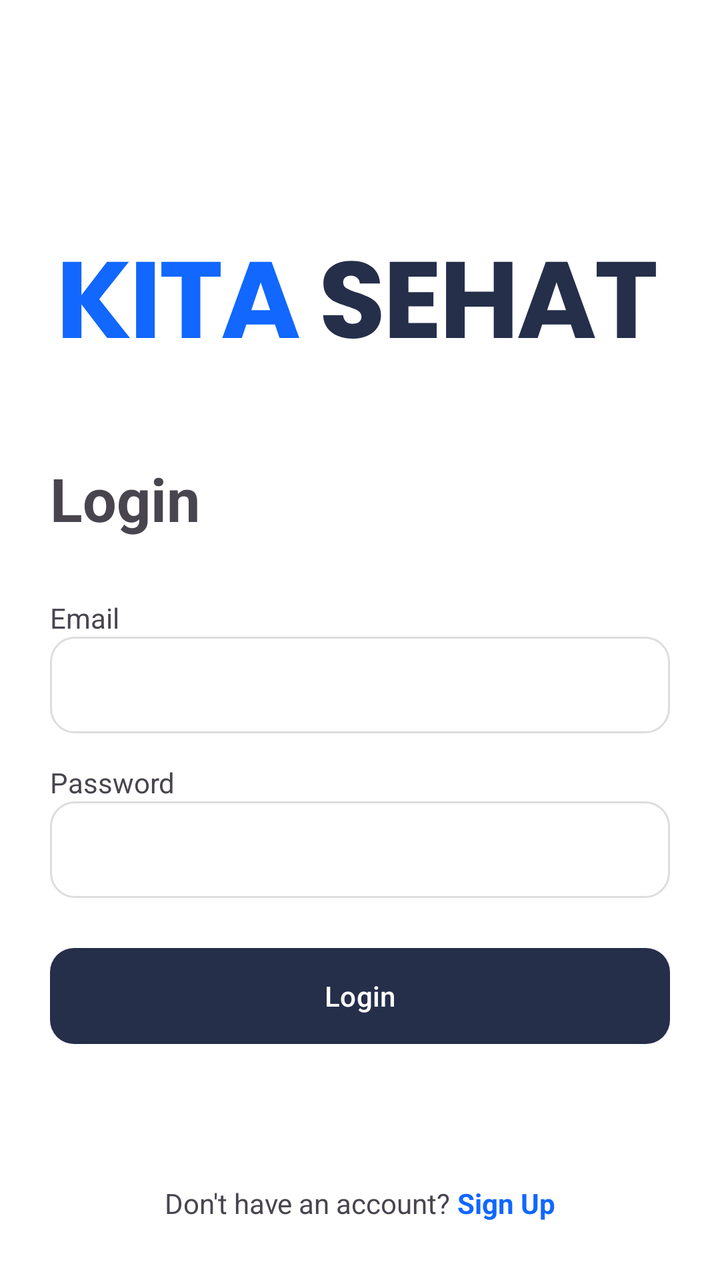
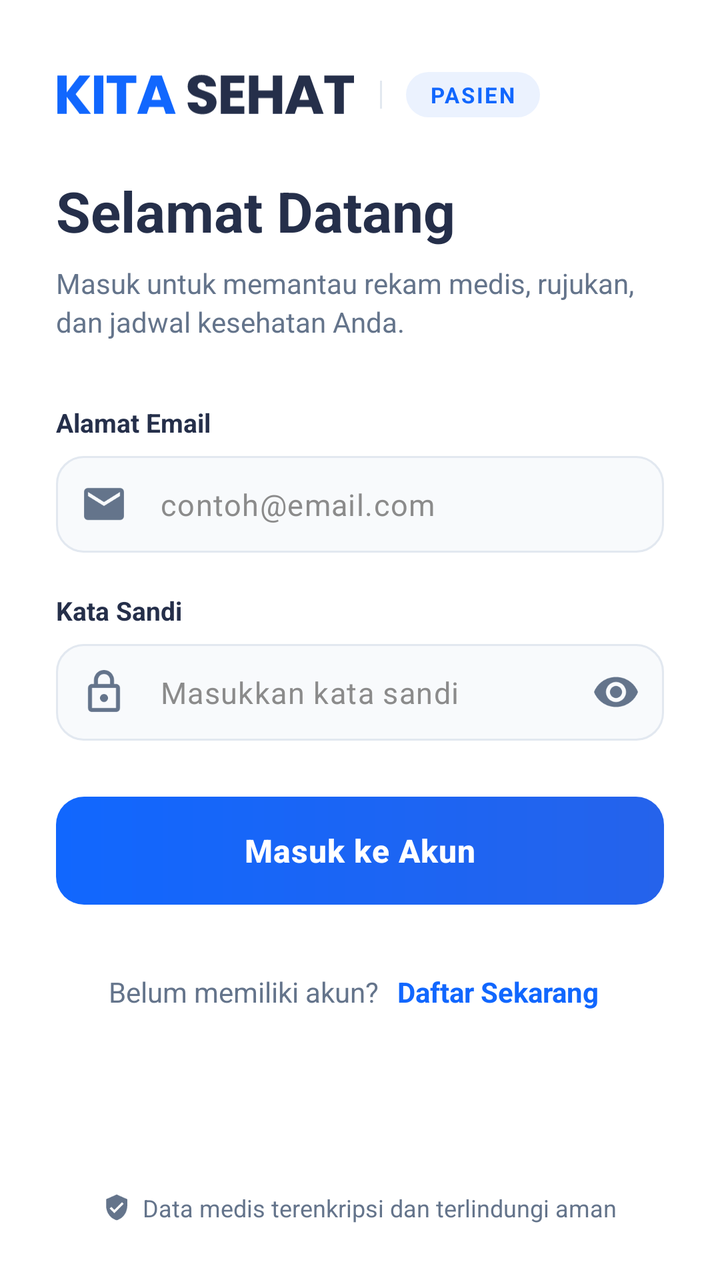

The first picture is an Android layout as it rendered before a commit; the second is the same layout after the commit. The layout source and the unified diff follow.
<!-- AndroidManifest.xml: application theme Theme.PatientMobileApp -->
<!-- res/layout/activity_login.xml -->
<?xml version="1.0" encoding="utf-8"?>
<androidx.constraintlayout.widget.ConstraintLayout xmlns:android="http://schemas.android.com/apk/res/android"
    xmlns:app="http://schemas.android.com/apk/res-auto"
    xmlns:tools="http://schemas.android.com/tools"
    android:id="@+id/main"
    android:layout_width="match_parent"
    android:layout_height="match_parent"
    android:background="@color/white"
    android:padding="25dp"
    tools:context=".LoginActivity">

    <ImageView
        android:layout_marginTop="50dp"
        android:id="@+id/imageView2"
        android:layout_width="300dp"
        android:layout_height="150dp"
        android:src="@drawable/kita_sehat"
        app:layout_constraintEnd_toEndOf="parent"
        app:layout_constraintStart_toStartOf="parent"
        app:layout_constraintTop_toTopOf="parent" />


    <LinearLayout
        android:layout_width="match_parent"
        android:layout_height="wrap_content"
        android:orientation="vertical"
        app:layout_constraintBottom_toBottomOf="parent"
        app:layout_constraintEnd_toEndOf="parent"
        app:layout_constraintStart_toStartOf="parent"
        app:layout_constraintTop_toBottomOf="@+id/imageView2">

        <TextView
            android:layout_marginBottom="30dp"
            android:id="@+id/textView"
            android:layout_width="wrap_content"
            android:layout_height="wrap_content"
            android:text="Login"
            android:textSize="30dp"
            android:textStyle="bold" />

        <TextView
            android:id="@+id/textView11"
            android:layout_width="match_parent"
            android:layout_height="wrap_content"
            android:text="Email" />

        <EditText
            android:id="@+id/editTextTextEmailAddress"
            android:layout_width="match_parent"
            android:layout_height="wrap_content"
            android:background="@drawable/form_shape"
            android:ems="10"
            android:layout_marginBottom="15dp"
            android:inputType="textEmailAddress" />

        <TextView
            android:id="@+id/textView13"
            android:layout_width="match_parent"
            android:layout_height="wrap_content"
            android:text="Password" />

        <EditText
            android:id="@+id/editTextTextPassword"
            android:layout_width="match_parent"
            android:layout_height="wrap_content"
            android:background="@drawable/form_shape"
            android:ems="10"
            android:layout_marginBottom="25dp"
            android:inputType="textPassword" />


        <Button
            android:id="@+id/button"
            android:layout_width="match_parent"
            android:layout_height="wrap_content"
            android:background="@drawable/button_submit"
            android:text="Login" />
        <LinearLayout
            android:layout_marginTop="70dp"
            android:layout_gravity="center"
            android:orientation="horizontal"
            android:layout_width="wrap_content"
            android:layout_height="wrap_content">
            <TextView
                android:id="@+id/regisfirst"
                android:layout_width="match_parent"
                android:layout_height="wrap_content"
                android:text="Don't have an account? " />
            <TextView
                android:id="@+id/regisdulu"
                android:textColor="@color/biruNeon"
                android:layout_width="match_parent"
                android:textStyle="bold"
                android:layout_height="wrap_content"
                android:text="Sign Up" />
        </LinearLayout>
    </LinearLayout>




</androidx.constraintlayout.widget.ConstraintLayout>
<!-- resources referenced by this layout -->
<resources>
  <color name="biruNeon">#1167FE</color>
  <color name="white">#FFFFFFFF</color>
  <!-- drawable button_submit (drawable) -->
  <?xml version="1.0" encoding="utf-8"?>
  <shape xmlns:android="http://schemas.android.com/apk/res/android"
      android:shape="rectangle">
  
      
      <solid android:color="#252F4A" />
      
      <corners android:radius="12dp" />
  
      
      <padding
          android:left="12dp"
          android:top="12dp"
          android:right="12dp"
          android:bottom="12dp" />
  </shape>
  <!-- drawable form_shape (drawable) -->
  <?xml version="1.0" encoding="utf-8"?>
  <shape xmlns:android="http://schemas.android.com/apk/res/android"
      android:shape="rectangle">
  
      
      <solid android:color="@android:color/white" />
  
      
      <stroke
          android:width="1dp"
          android:color="#DDDDDD" />
  
      
      <corners android:radius="12dp" />
  
      
      <padding
          android:left="12dp"
          android:top="12dp"
          android:right="12dp"
          android:bottom="12dp" />
  </shape>
  <style name="Theme.PatientMobileApp" parent="Base.Theme.PatientMobileApp" />
  <style name="Base.Theme.PatientMobileApp" parent="Theme.Material3.DayNight.NoActionBar">
          
          <item name="colorPrimary">@color/biruTua</item>
          <item name="actionBarTheme">@style/ThemeOverlay.Material3.ActionBar</item>
          <item name="android:windowBackground">@color/abu</item>
          <item name="android:forceDarkAllowed" tools:targetApi="q">false</item>
      </style>
  <color name="biruTua">#252F4A</color>
  <color name="abu">#F0F4F8</color>
  <!-- unchanged entries left out for length: 1 -->
</resources>

<!-- the commit's change to res/layout/activity_login.xml (unified diff, before → after) -->
@@ -6,97 +6,235 @@
     android:layout_width="match_parent"
     android:layout_height="match_parent"
     android:background="@color/white"
-    android:padding="25dp"
     tools:context=".LoginActivity">
 
-    <ImageView
-        android:layout_marginTop="50dp"
-        android:id="@+id/imageView2"
-        android:layout_width="300dp"
-        android:layout_height="150dp"
-        android:src="@drawable/kita_sehat"
-        app:layout_constraintEnd_toEndOf="parent"
+    <ScrollView
+        android:layout_width="match_parent"
+        android:layout_height="match_parent"
+        android:fillViewport="true"
+        android:scrollbars="none"
+        app:layout_constraintTop_toTopOf="parent"
+        app:layout_constraintBottom_toBottomOf="parent"
         app:layout_constraintStart_toStartOf="parent"
-        app:layout_constraintTop_toTopOf="parent" />
-
-
-    <LinearLayout
-        android:layout_width="match_parent"
-        android:layout_height="wrap_content"
-        android:orientation="vertical"
-        app:layout_constraintBottom_toBottomOf="parent"
-        app:layout_constraintEnd_toEndOf="parent"
-        app:layout_constraintStart_toStartOf="parent"
-        app:layout_constraintTop_toBottomOf="@+id/imageView2">
-
-        <TextView
-            android:layout_marginBottom="30dp"
-            android:id="@+id/textView"
-            android:layout_width="wrap_content"
-            android:layout_height="wrap_content"
-            android:text="Login"
-            android:textSize="30dp"
-            android:textStyle="bold" />
-
-        <TextView
-            android:id="@+id/textView11"
+        app:layout_constraintEnd_toEndOf="parent">
+
+        <LinearLayout
             android:layout_width="match_parent"
             android:layout_height="wrap_content"
-            android:text="Email" />
-
-        <EditText
-            android:id="@+id/editTextTextEmailAddress"
-            android:layout_width="match_parent"
-            android:layout_height="wrap_content"
-            android:background="@drawable/form_shape"
-            android:ems="10"
-            android:layout_marginBottom="15dp"
-            android:inputType="textEmailAddress" />
-
-        <TextView
-            android:id="@+id/textView13"
-            android:layout_width="match_parent"
-            android:layout_height="wrap_content"
-            android:text="Password" />
-
-        <EditText
-            android:id="@+id/editTextTextPassword"
-            android:layout_width="match_parent"
-            android:layout_height="wrap_content"
-            android:background="@drawable/form_shape"
-            android:ems="10"
-            android:layout_marginBottom="25dp"
-            android:inputType="textPassword" />
-
-
-        <Button
-            android:id="@+id/button"
-            android:layout_width="match_parent"
-            android:layout_height="wrap_content"
-            android:background="@drawable/button_submit"
-            android:text="Login" />
-        <LinearLayout
-            android:layout_marginTop="70dp"
-            android:layout_gravity="center"
-            android:orientation="horizontal"
-            android:layout_width="wrap_content"
-            android:layout_height="wrap_content">
-            <TextView
-                android:id="@+id/regisfirst"
-                android:layout_width="match_parent"
-                android:layout_height="wrap_content"
-                android:text="Don't have an account? " />
-            <TextView
-                android:id="@+id/regisdulu"
-                android:textColor="@color/biruNeon"
-                android:layout_width="match_parent"
+            android:orientation="vertical"
+            android:paddingHorizontal="28dp"
+            android:paddingTop="36dp"
+            android:paddingBottom="28dp">
+
+            
+            <LinearLayout
+                android:layout_width="wrap_content"
+                android:layout_height="wrap_content"
+                android:orientation="horizontal"
+                android:gravity="center_vertical"
+                android:layout_marginBottom="28dp">
+
+                <ImageView
+                    android:id="@+id/imageView2"
+                    android:layout_width="150dp"
+                    android:layout_height="22dp"
+                    android:adjustViewBounds="true"
+                    android:src="@drawable/kita_sehat"
+                    android:contentDescription="Kita Sehat" />
+
+                <View
+                    android:layout_width="1dp"
+                    android:layout_height="14dp"
+                    android:layout_marginHorizontal="12dp"
+                    android:background="@color/inputBorder" />
+
+                <TextView
+                    android:layout_width="wrap_content"
+                    android:layout_height="wrap_content"
+                    android:background="@drawable/badge_blue_light"
+                    android:text="PASIEN"
+                    android:textColor="@color/biruNeon"
+                    android:textSize="11sp"
+                    android:textStyle="bold"
+                    android:letterSpacing="0.08" />
+            </LinearLayout>
+
+            
+            <TextView
+                android:id="@+id/textView"
+                android:layout_width="wrap_content"
+                android:layout_height="wrap_content"
+                android:text="Selamat Datang"
+                android:textColor="@color/biruTua"
+                android:textSize="28sp"
+                android:textStyle="bold" />
+
+            <TextView
+                android:layout_width="wrap_content"
+                android:layout_height="wrap_content"
+                android:layout_marginTop="8dp"
+                android:layout_marginBottom="32dp"
+                android:text="Masuk untuk memantau rekam medis, rujukan, dan jadwal kesehatan Anda."
+                android:textColor="@color/textSecondary"
+                android:textSize="14sp"
+                android:lineSpacingExtra="3dp" />
+
+            
+            <TextView
+                android:id="@+id/textView11"
+                android:layout_width="wrap_content"
+                android:layout_height="wrap_content"
+                android:layout_marginBottom="8dp"
+                android:text="Alamat Email"
+                android:textColor="@color/biruTua"
+                android:textSize="13sp"
+                android:textStyle="bold" />
+
+            <com.google.android.material.textfield.TextInputLayout
+                android:id="@+id/tilEmail"
+                style="@style/Widget.Material3.TextInputLayout.OutlinedBox"
+                android:layout_width="match_parent"
+                android:layout_height="wrap_content"
+                android:layout_marginBottom="20dp"
+                app:boxBackgroundColor="@color/inputFill"
+                app:boxCornerRadiusBottomEnd="14dp"
+                app:boxCornerRadiusBottomStart="14dp"
+                app:boxCornerRadiusTopEnd="14dp"
+                app:boxCornerRadiusTopStart="14dp"
+                app:boxStrokeColor="@color/selector_input_stroke"
+                app:boxStrokeWidth="1dp"
+                app:boxStrokeWidthFocused="1.8dp"
+                app:hintEnabled="false"
+                app:startIconDrawable="@drawable/ic_mail_outline"
+                app:startIconTint="@color/selector_input_icon">
+
+                <com.google.android.material.textfield.TextInputEditText
+                    android:id="@+id/editTextTextEmailAddress"
+                    android:layout_width="match_parent"
+                    android:layout_height="wrap_content"
+                    android:hint="contoh@email.com"
+                    android:inputType="textEmailAddress"
+                    android:paddingVertical="14dp"
+                    android:textColor="@color/textPrimary"
+                    android:textColorHint="@color/abuMuda"
+                    android:textSize="15sp" />
+            </com.google.android.material.textfield.TextInputLayout>
+
+            
+            <TextView
+                android:id="@+id/textView13"
+                android:layout_width="wrap_content"
+                android:layout_height="wrap_content"
+                android:layout_marginBottom="8dp"
+                android:text="Kata Sandi"
+                android:textColor="@color/biruTua"
+                android:textSize="13sp"
+                android:textStyle="bold" />
+
+            <com.google.android.material.textfield.TextInputLayout
+                android:id="@+id/tilPassword"
+                style="@style/Widget.Material3.TextInputLayout.OutlinedBox"
+                android:layout_width="match_parent"
+                android:layout_height="wrap_content"
+                android:layout_marginBottom="28dp"
+                app:boxBackgroundColor="@color/inputFill"
+                app:boxCornerRadiusBottomEnd="14dp"
+                app:boxCornerRadiusBottomStart="14dp"
+                app:boxCornerRadiusTopEnd="14dp"
+                app:boxCornerRadiusTopStart="14dp"
+                app:boxStrokeColor="@color/selector_input_stroke"
+                app:boxStrokeWidth="1dp"
+                app:boxStrokeWidthFocused="1.8dp"
+                app:endIconMode="password_toggle"
+                app:endIconTint="@color/selector_input_icon"
+                app:hintEnabled="false"
+                app:startIconDrawable="@drawable/ic_lock_outline"
+                app:startIconTint="@color/selector_input_icon">
+
+                <com.google.android.material.textfield.TextInputEditText
+                    android:id="@+id/editTextTextPassword"
+                    android:layout_width="match_parent"
+                    android:layout_height="wrap_content"
+                    android:hint="Masukkan kata sandi"
+                    android:inputType="textPassword"
+                    android:paddingVertical="14dp"
+                    android:textColor="@color/textPrimary"
+                    android:textColorHint="@color/abuMuda"
+                    android:textSize="15sp" />
+            </com.google.android.material.textfield.TextInputLayout>
+
+            
+            <com.google.android.material.button.MaterialButton
+                android:id="@+id/button"
+                android:layout_width="match_parent"
+                android:layout_height="54dp"
+                android:background="@drawable/button_login_modern"
+                app:backgroundTint="@null"
+                android:text="Masuk ke Akun"
+                android:textColor="@color/white"
+                android:textSize="16sp"
                 android:textStyle="bold"
-                android:layout_height="wrap_content"
-                android:text="Sign Up" />
+                android:letterSpacing="0.02"
+                app:cornerRadius="14dp" />
+
+            
+            <LinearLayout
+                android:layout_width="wrap_content"
+                android:layout_height="wrap_content"
+                android:layout_gravity="center_horizontal"
+                android:layout_marginTop="28dp"
+                android:gravity="center_vertical"
+                android:orientation="horizontal">
+
+                <TextView
+                    android:id="@+id/regisfirst"
+                    android:layout_width="wrap_content"
+                    android:layout_height="wrap_content"
+                    android:text="Belum memiliki akun? "
+                    android:textColor="@color/textSecondary"
+                    android:textSize="14sp" />
+
+                <TextView
+                    android:id="@+id/regisdulu"
+                    android:layout_width="wrap_content"
+                    android:layout_height="wrap_content"
+                    android:padding="6dp"
+                    android:text="Daftar Sekarang"
+                    android:textColor="@color/biruNeon"
+                    android:textSize="14sp"
+                    android:textStyle="bold" />
+            </LinearLayout>
+
+            
+            <View
+                android:layout_width="match_parent"
+                android:layout_height="0dp"
+                android:layout_weight="1"
+                android:minHeight="36dp" />
+
+            
+            <LinearLayout
+                android:layout_width="wrap_content"
+                android:layout_height="wrap_content"
+                android:layout_gravity="center_horizontal"
+                android:layout_marginTop="16dp"
+                android:gravity="center_vertical"
+                android:orientation="horizontal">
+
+                <ImageView
+                    android:layout_width="14dp"
+                    android:layout_height="14dp"
+                    android:layout_marginEnd="6dp"
+                    android:src="@drawable/ic_shield_check"
+                    android:contentDescription="Terkunci Aman" />
+
+                <TextView
+                    android:layout_width="wrap_content"
+                    android:layout_height="wrap_content"
+                    android:text="Data medis terenkripsi dan terlindungi aman"
+                    android:textColor="@color/textSecondary"
+                    android:textSize="12sp" />
+            </LinearLayout>
         </LinearLayout>
-    </LinearLayout>
-
-
-
-
+    </ScrollView>
 </androidx.constraintlayout.widget.ConstraintLayout>
<!-- resource entries referenced after the edit -->
@@ -1,48 +1,67 @@
 <!-- resources referenced by this layout -->
 <resources>
+  <color name="abuMuda">#8B8B8B</color>
   <color name="biruNeon">#1167FE</color>
   <color name="white">#FFFFFFFF</color>
-  <!-- drawable button_submit (drawable) -->
+  <!-- drawable badge_blue_light (drawable) -->
   <?xml version="1.0" encoding="utf-8"?>
   <shape xmlns:android="http://schemas.android.com/apk/res/android"
       android:shape="rectangle">
-  
-      
-      <solid android:color="#252F4A" />
-      
-      <corners android:radius="12dp" />
-  
-      
+      <solid android:color="@color/biruPill" />
+      <corners android:radius="20dp" />
       <padding
           android:left="12dp"
-          android:top="12dp"
+          android:top="4dp"
           android:right="12dp"
-          android:bottom="12dp" />
+          android:bottom="4dp" />
   </shape>
-  <!-- drawable form_shape (drawable) -->
+  <!-- drawable button_login_modern (drawable) -->
   <?xml version="1.0" encoding="utf-8"?>
-  <shape xmlns:android="http://schemas.android.com/apk/res/android"
-      android:shape="rectangle">
-  
-      
-      <solid android:color="@android:color/white" />
-  
-      
-      <stroke
-          android:width="1dp"
-          android:color="#DDDDDD" />
-  
-      
-      <corners android:radius="12dp" />
-  
-      
-      <padding
-          android:left="12dp"
-          android:top="12dp"
-          android:right="12dp"
-          android:bottom="12dp" />
-  </shape>
+  <ripple xmlns:android="http://schemas.android.com/apk/res/android"
+      android:color="#33FFFFFF">
+      <item>
+          <shape android:shape="rectangle">
+              <gradient
+                  android:angle="0"
+                  android:startColor="#1167FE"
+                  android:endColor="#2563EB"
+                  android:type="linear" />
+              <corners android:radius="14dp" />
+          </shape>
+      </item>
+  </ripple>
+  <!-- drawable ic_lock_outline (drawable) -->
+  <vector xmlns:android="http://schemas.android.com/apk/res/android"
+      android:width="24dp"
+      android:height="24dp"
+      android:viewportWidth="24"
+      android:viewportHeight="24">
+    <path
+        android:fillColor="#1167FE"
+        android:pathData="M18,8H17V6C17,3.24 14.76,1 12,1C9.24,1 7,3.24 7,6V8H6C4.9,8 4,8.9 4,10V20C4,21.1 4.9,22 6,22H18C19.1,22 20,21.1 20,20V10C20,8.9 19.1,8 18,8ZM9,6C9,4.34 10.34,3 12,3C13.66,3 15,4.34 15,6V8H9V6ZM18,20H6V10H18V20ZM12,17C13.1,17 14,16.1 14,15C14,13.9 13.1,13 12,13C10.9,13 10,13.9 10,15C10,16.1 10.9,17 12,17Z"/>
+  </vector>
+  <!-- drawable ic_mail_outline (drawable) -->
+  <vector xmlns:android="http://schemas.android.com/apk/res/android"
+      android:width="24dp"
+      android:height="24dp"
+      android:viewportWidth="24"
+      android:viewportHeight="24">
+    <path
+        android:fillColor="#1167FE"
+        android:pathData="M20,4H4C2.9,4 2.01,4.9 2.01,6L2,18C2,19.1 2.9,20 4,20H20C21.1,20 22,19.1 22,18V6C22,4.9 21.1,4 20,4ZM20,8L12,13L4,8V6L12,11L20,6V8Z"/>
+  </vector>
+  <!-- drawable ic_shield_check (drawable) -->
+  <vector xmlns:android="http://schemas.android.com/apk/res/android"
+      android:width="16dp"
+      android:height="16dp"
+      android:viewportWidth="24"
+      android:viewportHeight="24">
+    <path
+        android:fillColor="#64748B"
+        android:pathData="M12,1L3,5V11C3,16.55 6.84,21.74 12,23C17.16,21.74 21,16.55 21,11V5L12,1ZM10,17L6,13L7.41,11.59L10,14.17L16.59,7.58L18,9L10,17Z"/>
+  </vector>
   <style name="Theme.PatientMobileApp" parent="Base.Theme.PatientMobileApp" />
+  <color name="biruPill">#EBF2FE</color>
   <style name="Base.Theme.PatientMobileApp" parent="Theme.Material3.DayNight.NoActionBar">
           
           <item name="colorPrimary">@color/biruTua</item>
@@ -51,6 +70,10 @@
           <item name="android:forceDarkAllowed" tools:targetApi="q">false</item>
       </style>
   <color name="biruTua">#252F4A</color>
+  <color name="inputBorder">#E2E8F0</color>
+  <color name="inputFill">#F8FAFC</color>
+  <color name="textPrimary">#1E293B</color>
+  <color name="textSecondary">#64748B</color>
   <color name="abu">#F0F4F8</color>
   <!-- unchanged entries left out for length: 1 -->
 </resources>
